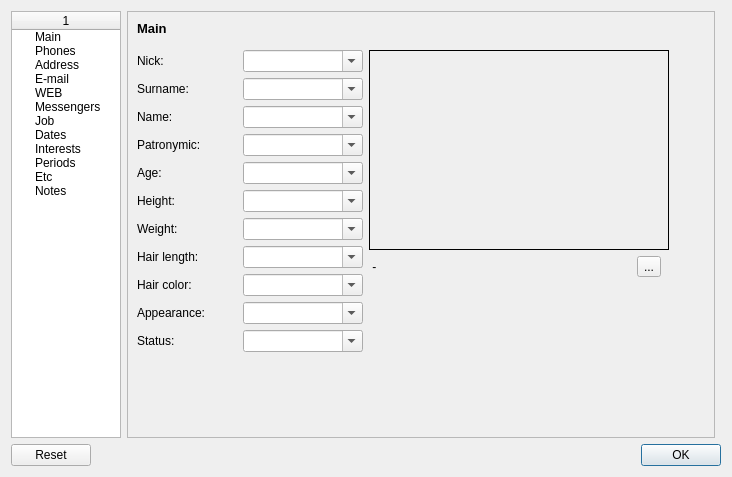
The window that Forms/CEditor.ui (skynowa/xxxdb) describes before a commit, drawn with Qt 5.
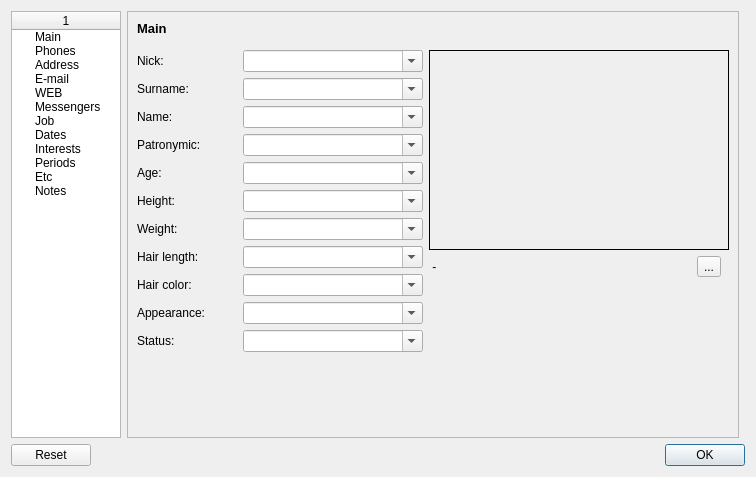
The same window after the commit. Icons and pictures are not drawn.

Commit message: REVIEW: CEditor - increase text fields length

Diff of the .ui file:
```diff
--- a/Forms/CEditor.ui
+++ b/Forms/CEditor.ui
@@ -184,13 +184,13 @@
            </property>
            <property name="minimumSize">
             <size>
-             <width>120</width>
+             <width>180</width>
              <height>0</height>
             </size>
            </property>
            <property name="maximumSize">
             <size>
-             <width>120</width>
+             <width>180</width>
              <height>16777215</height>
             </size>
            </property>
@@ -209,13 +209,13 @@
            </property>
            <property name="minimumSize">
             <size>
-             <width>120</width>
+             <width>180</width>
              <height>0</height>
             </size>
            </property>
            <property name="maximumSize">
             <size>
-             <width>120</width>
+             <width>180</width>
              <height>16777215</height>
             </size>
            </property>
@@ -234,13 +234,13 @@
            </property>
            <property name="minimumSize">
             <size>
-             <width>120</width>
+             <width>180</width>
              <height>0</height>
             </size>
            </property>
            <property name="maximumSize">
             <size>
-             <width>120</width>
+             <width>180</width>
              <height>16777215</height>
             </size>
            </property>
@@ -309,13 +309,13 @@
            </property>
            <property name="minimumSize">
             <size>
-             <width>120</width>
+             <width>180</width>
              <height>0</height>
             </size>
            </property>
            <property name="maximumSize">
             <size>
-             <width>120</width>
+             <width>180</width>
              <height>16777215</height>
             </size>
            </property>
@@ -334,13 +334,13 @@
            </property>
            <property name="minimumSize">
             <size>
-             <width>120</width>
+             <width>180</width>
              <height>0</height>
             </size>
            </property>
            <property name="maximumSize">
             <size>
-             <width>120</width>
+             <width>180</width>
              <height>16777215</height>
             </size>
            </property>
@@ -359,13 +359,13 @@
            </property>
            <property name="minimumSize">
             <size>
-             <width>120</width>
+             <width>180</width>
              <height>0</height>
             </size>
            </property>
            <property name="maximumSize">
             <size>
-             <width>120</width>
+             <width>180</width>
              <height>16777215</height>
             </size>
            </property>
@@ -384,13 +384,13 @@
            </property>
            <property name="minimumSize">
             <size>
-             <width>120</width>
+             <width>180</width>
              <height>0</height>
             </size>
            </property>
            <property name="maximumSize">
             <size>
-             <width>120</width>
+             <width>180</width>
              <height>16777215</height>
             </size>
            </property>
@@ -434,13 +434,13 @@
            </property>
            <property name="minimumSize">
             <size>
-             <width>120</width>
+             <width>180</width>
              <height>0</height>
             </size>
            </property>
            <property name="maximumSize">
             <size>
-             <width>120</width>
+             <width>180</width>
              <height>16777215</height>
             </size>
            </property>
@@ -509,13 +509,13 @@
            </property>
            <property name="minimumSize">
             <size>
-             <width>120</width>
+             <width>180</width>
              <height>0</height>
             </size>
            </property>
            <property name="maximumSize">
             <size>
-             <width>120</width>
+             <width>180</width>
              <height>16777215</height>
             </size>
            </property>
@@ -559,13 +559,13 @@
            </property>
            <property name="minimumSize">
             <size>
-             <width>120</width>
+             <width>180</width>
              <height>0</height>
             </size>
            </property>
            <property name="maximumSize">
             <size>
-             <width>120</width>
+             <width>180</width>
              <height>16777215</height>
             </size>
            </property>
@@ -584,13 +584,13 @@
            </property>
            <property name="minimumSize">
             <size>
-             <width>120</width>
+             <width>180</width>
              <height>0</height>
             </size>
            </property>
            <property name="maximumSize">
             <size>
-             <width>120</width>
+             <width>180</width>
              <height>16777215</height>
             </size>
            </property>
```
Left out of the diff: 130 changed lines with no effect on the pictures.
